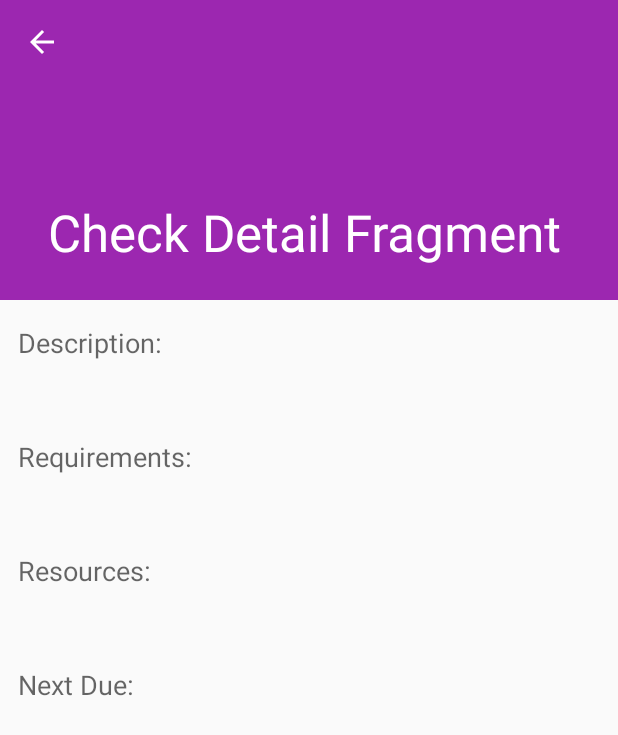
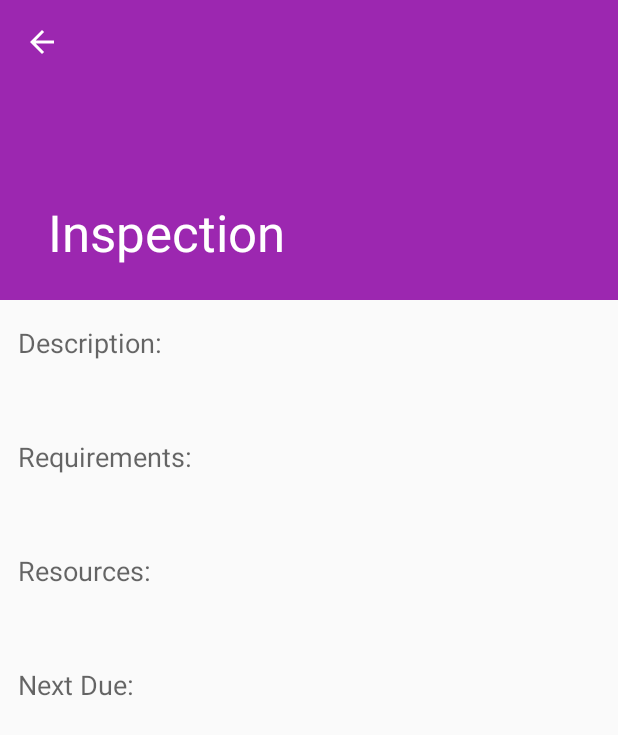
Before and after one commit to leedsjb/aviation-preflight-manager, an Android app: the InspectionItemDetailFragment screen opened directly, with no data from a screen before it, on a phone screen of 412 x 824 dp. Shown: the top 735 px of the screen. Run offline under Robolectric (Android 15) with nearby library versions, the phone set to English and light mode, and no system bars; 2 statements that could not run were skipped.

Commit message:
fixes detail activity titles to stay consistent accross screen rotations

```diff
--- a/android/app/src/main/java/edu/uw/leeds/peregrine/InspectionItemDetailFragment.java
+++ b/android/app/src/main/java/edu/uw/leeds/peregrine/InspectionItemDetailFragment.java
@@ -54,8 +54,18 @@ public class InspectionItemDetailFragment extends Fragment {
             CollapsingToolbarLayout appBarLayout = (CollapsingToolbarLayout) activity.findViewById(R.id.toolbar_layout);
             if (appBarLayout != null) {
 //                appBarLayout.setTitle(mItem.title);
-                appBarLayout.setTitle("Check Detail Fragment");
+                appBarLayout.setTitle(mItem.title);
             }
+        }
+    }
+
+    @Override
+    public void onResume() {
+        super.onResume();
+        CollapsingToolbarLayout appBarLayout = (CollapsingToolbarLayout) getActivity().findViewById(R.id.toolbar_layout);
+        if (appBarLayout != null) {
+//                appBarLayout.setTitle(mItem.title);
+            appBarLayout.setTitle(mItem.title);
         }
     }
 
--- a/android/app/src/main/res/layout/pilotphysical_list_content.xml
+++ b/android/app/src/main/res/layout/pilotphysical_list_content.xml
@@ -5,14 +5,14 @@
     android:orientation="horizontal">
 
     <TextView
-        android:id="@+id/id_text"
+        android:id="@+id/pilotphysical_list_content"
         android:layout_width="wrap_content"
         android:layout_height="wrap_content"
         android:layout_margin="@dimen/text_margin"
         android:textAppearance="?attr/textAppearanceListItem" />
 
     <TextView
-        android:id="@+id/content"
+        android:id="@+id/pilotphysical_list_duedate"
         android:layout_width="wrap_content"
         android:layout_height="wrap_content"
         android:layout_margin="@dimen/text_margin"
```
Also changed, not shown: android/app/src/main/java/edu/uw/leeds/peregrine/InspectionItemListActivity.java (+7 -4 lines), android/app/src/main/java/edu/uw/leeds/peregrine/PilotPhysicalDetailFragment.java (+9 -0 lines), android/app/src/main/java/edu/uw/leeds/peregrine/PilotPhysicalListActivity.java (+7 -4 lines).
